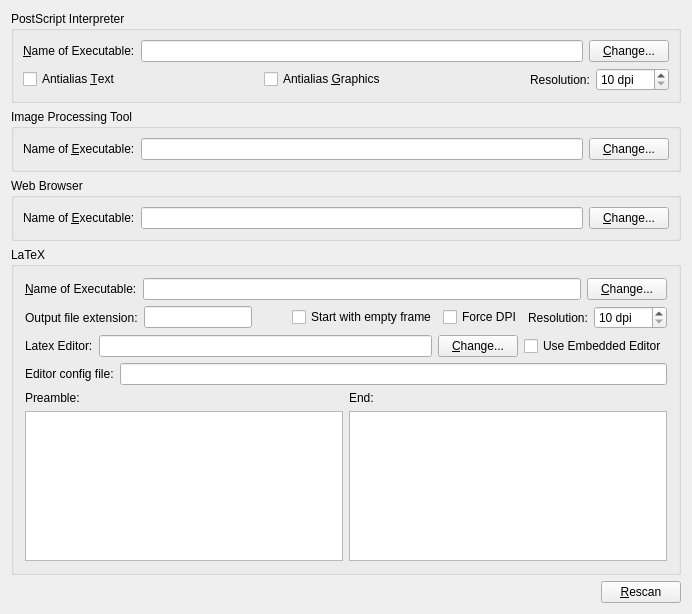
Old version of the form scribus/tabexternaltoolswidget.ui in the repository scribusproject/scribus.
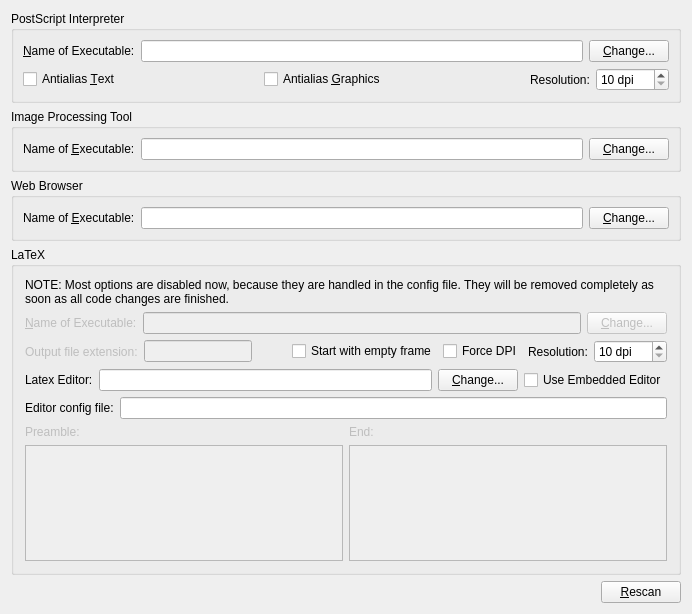
New version of the form. Icons and pictures are not drawn.

```diff
--- a/scribus/tabexternaltoolswidget.ui
+++ b/scribus/tabexternaltoolswidget.ui
@@ -315,6 +315,16 @@
       <string>LaTeX</string>
      </property>
      <layout class="QVBoxLayout" >
+      <item>
+       <widget class="QLabel" name="label" >
+        <property name="text" >
+         <string>NOTE: Most options are disabled now, because they are handled in the config file. They will be removed completely as soon as all code changes are finished.</string>
+        </property>
+        <property name="wordWrap" >
+         <bool>true</bool>
+        </property>
+       </widget>
+      </item>
       <item>
        <layout class="QHBoxLayout" >
         <property name="spacing" >
@@ -334,6 +344,9 @@
         </property>
         <item>
          <widget class="QLabel" name="latexToolLabel" >
+          <property name="enabled" >
+           <bool>false</bool>
+          </property>
           <property name="text" >
            <string>&amp;Name of Executable:</string>
           </property>
@@ -347,6 +360,9 @@
         </item>
         <item>
          <widget class="QLineEdit" name="latexToolLineEdit" >
+          <property name="enabled" >
+           <bool>false</bool>
+          </property>
           <property name="toolTip" >
            <string>&lt;qt>Path to LaTeX executable. Must be a program that produces one of the formats supported by image frames!&lt;/qt></string>
           </property>
@@ -354,6 +370,9 @@
         </item>
         <item>
          <widget class="QPushButton" name="latexToolChangeButton" >
+          <property name="enabled" >
+           <bool>false</bool>
+          </property>
           <property name="text" >
            <string>&amp;Change...</string>
           </property>
@@ -383,6 +402,9 @@
         </property>
         <item>
          <widget class="QLabel" name="latexExtensionLabel" >
+          <property name="enabled" >
+           <bool>false</bool>
+          </property>
           <property name="text" >
            <string>Output file extension:</string>
           </property>
@@ -392,7 +414,11 @@
          </widget>
         </item>
         <item>
-         <widget class="QLineEdit" name="latexExtensionLineEdit" />
+         <widget class="QLineEdit" name="latexExtensionLineEdit" >
+          <property name="enabled" >
+           <bool>false</bool>
+          </property>
+         </widget>
         </item>
         <item>
          <spacer>
@@ -537,6 +563,9 @@
          <layout class="QVBoxLayout" >
           <item>
            <widget class="QLabel" name="latexPreLabel" >
+            <property name="enabled" >
+             <bool>false</bool>
+            </property>
             <property name="text" >
              <string>Preamble:</string>
             </property>
@@ -547,6 +576,9 @@
           </item>
           <item>
            <widget class="QTextEdit" name="latexPreTextEdit" >
+            <property name="enabled" >
+             <bool>false</bool>
+            </property>
             <property name="acceptRichText" >
              <bool>true</bool>
             </property>
@@ -558,6 +590,9 @@
          <layout class="QVBoxLayout" >
           <item>
            <widget class="QLabel" name="labelLatexPost" >
+            <property name="enabled" >
+             <bool>false</bool>
+            </property>
             <property name="text" >
              <string>End:</string>
             </property>
@@ -567,7 +602,11 @@
            </widget>
           </item>
           <item>
-           <widget class="QTextEdit" name="latexPostTextEdit" />
+           <widget class="QTextEdit" name="latexPostTextEdit" >
+            <property name="enabled" >
+             <bool>false</bool>
+            </property>
+           </widget>
           </item>
          </layout>
         </item>
```
